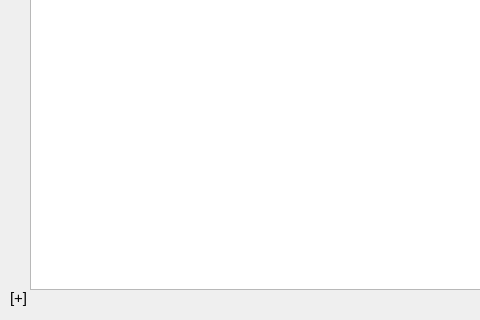
This is viewtasks.ui in imtheprince7/Todo-App as Qt 5 draws it before an edit; both pictures show x 0 to 480 and y 380 to 700 of the 1100 by 700 pixel window. The edited form follows.
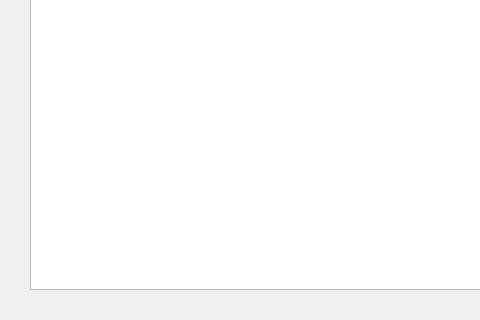
This is the edited form.

Patch:
```diff
--- a/viewtasks.ui
+++ b/viewtasks.ui
@@ -46,30 +46,6 @@
     <string>View Tasks</string>
    </property>
   </widget>
-  <widget class="QLabel" name="connectionMessageLabel">
-   <property name="geometry">
-    <rect>
-     <x>10</x>
-     <y>670</y>
-     <width>150</width>
-     <height>16</height>
-    </rect>
-   </property>
-   <property name="maximumSize">
-    <size>
-     <width>150</width>
-     <height>50</height>
-    </size>
-   </property>
-   <property name="font">
-    <font>
-     <pointsize>11</pointsize>
-    </font>
-   </property>
-   <property name="text">
-    <string>[+]</string>
-   </property>
-  </widget>
   <widget class="QPushButton" name="pushButton">
    <property name="geometry">
     <rect>
```
